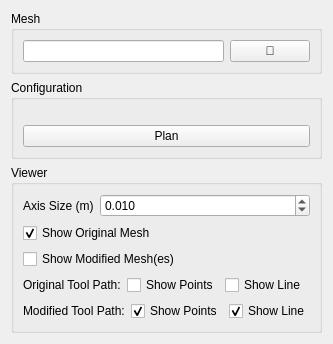
First picture: the form in noether_gui/ui/tpp_widget.ui, repository ros-industrial/noether, before the edit.
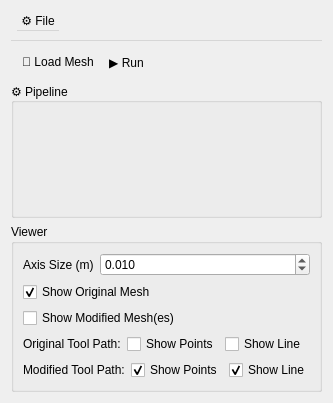
Second picture: the form after the edit.

Commit message: Added toolbar to noether

Diff of the .ui file:
```diff
--- a/noether_gui/ui/tpp_widget.ui
+++ b/noether_gui/ui/tpp_widget.ui
@@ -6,14 +6,45 @@
    <rect>
     <x>0</x>
     <y>0</y>
-    <width>215</width>
-    <height>344</height>
+    <width>328</width>
+    <height>403</height>
    </rect>
   </property>
   <property name="windowTitle">
    <string>Form</string>
   </property>
   <layout class="QVBoxLayout" name="verticalLayout_3">
+   <item>
+    <widget class="QMenuBar" name="menubar">
+     <property name="maximumSize">
+      <size>
+       <width>16777215</width>
+       <height>30</height>
+      </size>
+     </property>
+     <widget class="QMenu" name="menuMesh">
+      <property name="title">
+       <string>⚙️ File</string>
+      </property>
+      <addaction name="action_loadConfig"/>
+      <addaction name="action_saveConfig"/>
+      <addaction name="action_saveConfigAs"/>
+     </widget>
+     <addaction name="menuMesh"/>
+    </widget>
+   </item>
+   <item>
+    <widget class="QToolBar" name="toolbar">
+     <property name="maximumSize">
+      <size>
+       <width>16777215</width>
+       <height>30</height>
+      </size>
+     </property>
+     <addaction name="action_loadMesh"/>
+     <addaction name="action_executePipeline"/>
+    </widget>
+   </item>
    <item>
     <widget class="QSplitter" name="splitter">
      <property name="orientation">
@@ -27,54 +58,15 @@
      </property>
      <widget class="QWidget" name="layoutWidget">
       <layout class="QVBoxLayout" name="verticalLayout">
-       <item>
-        <widget class="QGroupBox" name="group_box_mesh">
-         <property name="sizePolicy">
-          <sizepolicy hsizetype="Preferred" vsizetype="Fixed">
-           <horstretch>0</horstretch>
-           <verstretch>0</verstretch>
-          </sizepolicy>
-         </property>
-         <property name="title">
-          <string>Mesh</string>
-         </property>
-         <layout class="QHBoxLayout" name="horizontalLayout">
-          <item>
-           <widget class="QLineEdit" name="line_edit_mesh">
-            <property name="readOnly">
-             <bool>true</bool>
-            </property>
-           </widget>
-          </item>
-          <item>
-           <widget class="QPushButton" name="push_button_load_mesh">
-            <property name="text">
-             <string>📂</string>
-            </property>
-            <property name="toolTip">
-             <string>Load Mesh</string>
-            </property>
-           </widget>
-          </item>
-         </layout>
-        </widget>
-       </item>
        <item>
         <widget class="QGroupBox" name="group_box_configuration">
          <property name="title">
-          <string>Configuration</string>
+          <string>⚙️ Pipeline</string>
          </property>
          <layout class="QVBoxLayout" name="verticalLayout_2">
           <item>
            <widget class="QWidget" name="widget" native="true"/>
           </item>
-          <item>
-           <widget class="QPushButton" name="push_button_plan">
-            <property name="text">
-             <string>Plan</string>
-            </property>
-           </widget>
-          </item>
          </layout>
         </widget>
        </item>
@@ -227,6 +219,31 @@
     </widget>
    </item>
   </layout>
+  <action name="action_loadConfig">
+   <property name="text">
+    <string>📂 Load</string>
+   </property>
+  </action>
+  <action name="action_saveConfig">
+   <property name="text">
+    <string>💾 Save</string>
+   </property>
+  </action>
+  <action name="action_saveConfigAs">
+   <property name="text">
+    <string>⬇️ Save As</string>
+   </property>
+  </action>
+  <action name="action_loadMesh">
+   <property name="text">
+    <string>📂 Load Mesh</string>
+   </property>
+  </action>
+  <action name="action_executePipeline">
+   <property name="text">
+    <string>▶️ Run</string>
+   </property>
+  </action>
  </widget>
  <tabstops>
   <tabstop>line_edit_mesh</tabstop>
```
Left out of the diff: 3 changed lines with no effect on the pictures. The commit also changes 2 other files.
